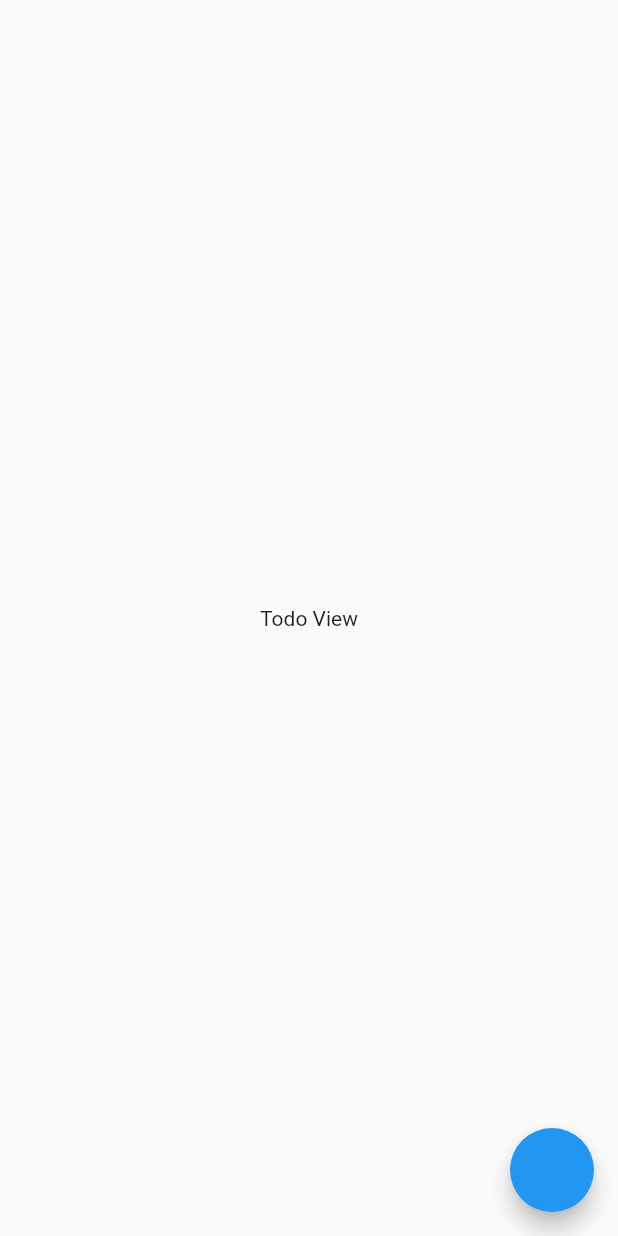
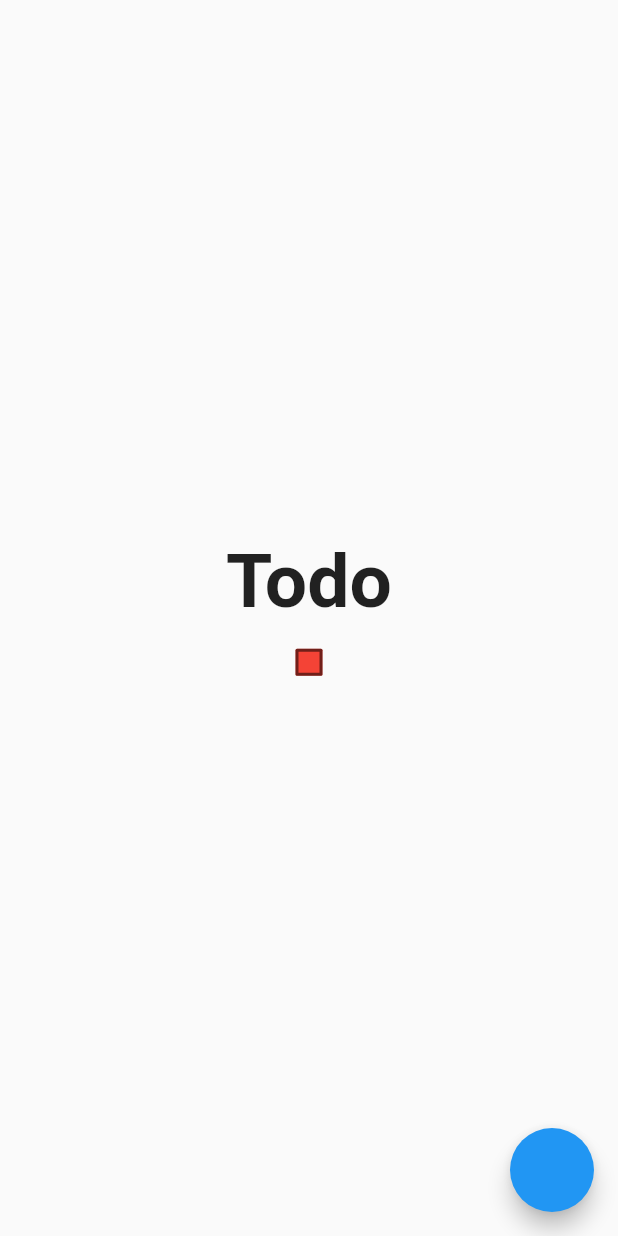
Before and after one commit to rishiad/Another-Tasks-App, a Flutter app: the screen it shows after launch, on a phone screen of 412 x 824 dp. Run offline on Flutter 3.47's test engine with Material 2 defaults, Android fonts, the phone set to English and light mode, and no system bars; our stand-ins replace stacked, stacked_services.

Commit message:
Built Checkbox Widget Done. Added Color Constants For The App.

```diff
--- a/lib/ui/views/init_view.dart
+++ b/lib/ui/views/init_view.dart
@@ -1,5 +1,7 @@
 import 'package:flutter/material.dart';
+import 'package:flutter/rendering.dart';
 import 'package:stacked/stacked.dart';
+import '../widgets/checkbox.dart';
 import '../../core/viewmodels/views/init_viewmodel.dart';
 
 class InitScreen extends StatelessWidget {
@@ -9,15 +11,30 @@ class InitScreen extends StatelessWidget {
     return ViewModelBuilder<InitViewModel>.reactive(
       viewModelBuilder: () => InitViewModel(),
       builder: (context, model, child) => Scaffold(
+          // make list view
+
           floatingActionButton: FloatingActionButton(
             onPressed: model.move,
           ),
-
           body: Center(
-                      child: Text(model.title),
-                    )
+            child: ListView(
+              shrinkWrap: true,
+              padding: const EdgeInsets.all(8),
+              children: const <Widget>[
+                Align(
+                  alignment: Alignment.center,
+                  child: Text(
+                    'Todo',
+                    style: TextStyle(
+                      fontSize: 50,
+                      fontWeight: FontWeight.bold,
                     ),
-
+                   ),
+                ),
+                CheckboxWidget()
+              ],
+            ),
+          )),
     );
   }
 }
--- /dev/null
+++ b/lib/ui/widgets/checkbox.dart
@@ -0,0 +1,40 @@
+import 'package:flutter/material.dart';
+
+bool isChecked = false;
+class CheckboxWidget extends StatefulWidget {
+  const CheckboxWidget({Key? key}) : super(key: key);
+
+  @override
+  State<CheckboxWidget> createState() => _CheckboxWidgetState();
+}
+
+/// This is the private State class that goes with CheckboxWidget.
+class _CheckboxWidgetState extends State<CheckboxWidget> {
+  bool isChecked = false;
+
+  @override
+  Widget build(BuildContext context) {
+    Color getColor(Set<MaterialState> states) {
+      const Set<MaterialState> interactiveStates = <MaterialState>{
+        MaterialState.pressed,
+        MaterialState.hovered,
+        MaterialState.focused,
+      };
+      if (states.any(interactiveStates.contains)) {
+        return Colors.blue;
+      }
+      return Colors.red;
+    }
+
+    return Checkbox(
+      checkColor: Colors.white,
+      fillColor: MaterialStateProperty.resolveWith(getColor),
+      value: isChecked,
+      onChanged: (bool? value) {
+        setState(() {
+          isChecked = value!;
+        });
+      },
+    );
+  }
+}
```
Also changed, not shown: lib/ui/constants/color_constants.dart (added, +31 -0 lines). Lines whose indentation alone changed are shown as unchanged.
